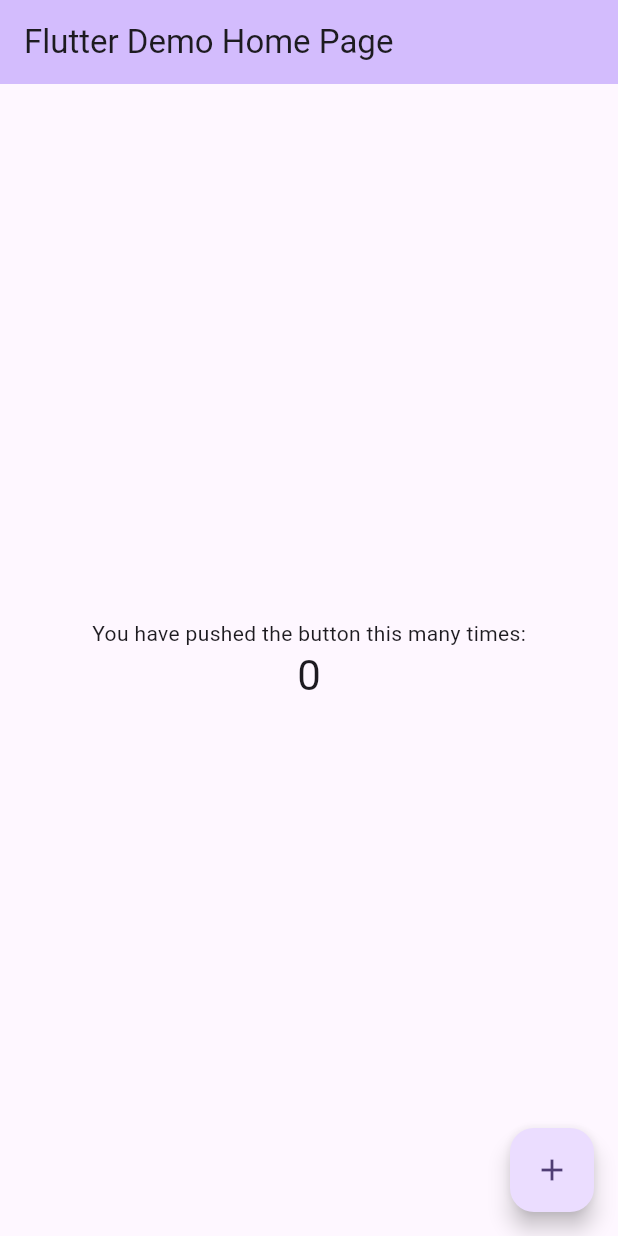
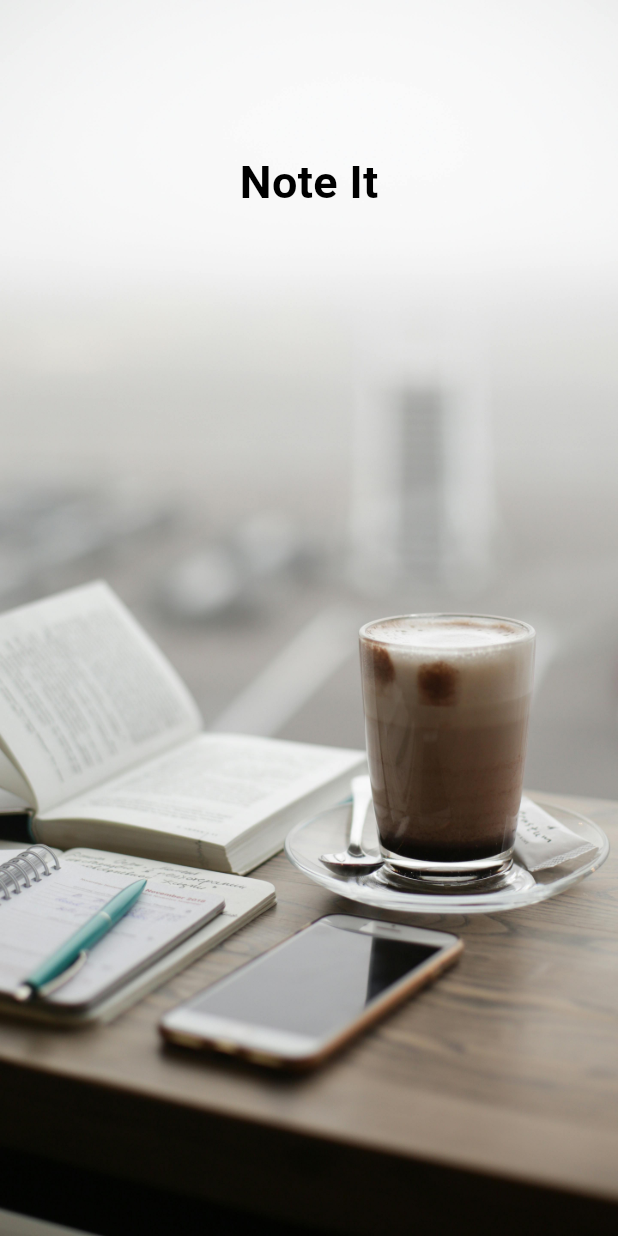
Before and after one commit to piyush-jaiswal-projects/notes_app_flutter, a Flutter app: the first screen one second after launch, on a phone screen of 412 x 824 dp. Run offline on Flutter 3.47's test engine with Material 3 defaults, Android fonts, the phone set to English and light mode, and no system bars; our stand-ins replace get.

Commit message:
add splash screen

```diff
--- a/lib/main.dart
+++ b/lib/main.dart
@@ -1,125 +1,21 @@
 import 'package:flutter/material.dart';
+import 'presentation//screens/splash.dart';
+import 'package:get/get.dart';
+import 'presentation/controllers/auth_controller.dart';
 
 void main() {
-  runApp(const MyApp());
+  runApp(MyApp());
 }
 
 class MyApp extends StatelessWidget {
-  const MyApp({super.key});
+  MyApp({super.key});
+  final AuthController authController = Get.put(AuthController());
 
-  // This widget is the root of your application.
   @override
   Widget build(BuildContext context) {
-    return MaterialApp(
-      title: 'Flutter Demo',
-      theme: ThemeData(
-        // This is the theme of your application.
-        //
-        // TRY THIS: Try running your application with "flutter run". You'll see
-        // the application has a purple toolbar. Then, without quitting the app,
-        // try changing the seedColor in the colorScheme below to Colors.green
-        // and then invoke "hot reload" (save your changes or press the "hot
-        // reload" button in a Flutter-supported IDE, or press "r" if you used
-        // the command line to start the app).
-        //
-        // Notice that the counter didn't reset back to zero; the application
-        // state is not lost during the reload. To reset the state, use hot
-        // restart instead.
-        //
-        // This works for code too, not just values: Most code changes can be
-        // tested with just a hot reload.
-        colorScheme: ColorScheme.fromSeed(seedColor: Colors.deepPurple),
-        useMaterial3: true,
-      ),
-      home: const MyHomePage(title: 'Flutter Demo Home Page'),
+    return const GetMaterialApp(
+      title: "Notes",
+      home: SplashScreen(),
     );
   }
 }
-
-class MyHomePage extends StatefulWidget {
-  const MyHomePage({super.key, required this.title});
-
-  // This widget is the home page of your application. It is stateful, meaning
-  // that it has a State object (defined below) that contains fields that affect
-  // how it looks.
-
-  // This class is the configuration for the state. It holds the values (in this
-  // case the title) provided by the parent (in this case the App widget) and
-  // used by the build method of the State. Fields in a Widget subclass are
-  // always marked "final".
-
-  final String title;
-
-  @override
-  State<MyHomePage> createState() => _MyHomePageState();
-}
-
-class _MyHomePageState extends State<MyHomePage> {
-  int _counter = 0;
-
-  void _incrementCounter() {
-    setState(() {
-      // This call to setState tells the Flutter framework that something has
-      // changed in this State, which causes it to rerun the build method below
-      // so that the display can reflect the updated values. If we changed
-      // _counter without calling setState(), then the build method would not be
-      // called again, and so nothing would appear to happen.
-      _counter++;
-    });
-  }
-
-  @override
-  Widget build(BuildContext context) {
-    // This method is rerun every time setState is called, for instance as done
-    // by the _incrementCounter method above.
-    //
-    // The Flutter framework has been optimized to make rerunning build methods
-    // fast, so that you can just rebuild anything that needs updating rather
-    // than having to individually change instances of widgets.
-    return Scaffold(
-      appBar: AppBar(
-        // TRY THIS: Try changing the color here to a specific color (to
-        // Colors.amber, perhaps?) and trigger a hot reload to see the AppBar
-        // change color while the other colors stay the same.
-        backgroundColor: Theme.of(context).colorScheme.inversePrimary,
-        // Here we take the value from the MyHomePage object that was created by
-        // the App.build method, and use it to set our appbar title.
-        title: Text(widget.title),
-      ),
-      body: Center(
-        // Center is a layout widget. It takes a single child and positions it
-        // in the middle of the parent.
-        child: Column(
-          // Column is also a layout widget. It takes a list of children and
-          // arranges them vertically. By default, it sizes itself to fit its
-          // children horizontally, and tries to be as tall as its parent.
-          //
-          // Column has various properties to control how it sizes itself and
-          // how it positions its children. Here we use mainAxisAlignment to
-          // center the children vertically; the main axis here is the vertical
-          // axis because Columns are vertical (the cross axis would be
-          // horizontal).
-          //
-          // TRY THIS: Invoke "debug painting" (choose the "Toggle Debug Paint"
-          // action in the IDE, or press "p" in the console), to see the
-          // wireframe for each widget.
-          mainAxisAlignment: MainAxisAlignment.center,
-          children: <Widget>[
-            const Text(
-              'You have pushed the button this many times:',
-            ),
-            Text(
-              '$_counter',
-              style: Theme.of(context).textTheme.headlineMedium,
-            ),
-          ],
-        ),
-      ),
-      floatingActionButton: FloatingActionButton(
-        onPressed: _incrementCounter,
-        tooltip: 'Increment',
-        child: const Icon(Icons.add),
-      ), // This trailing comma makes auto-formatting nicer for build methods.
-    );
-  }
-}
--- /dev/null
+++ b/lib/presentation/controllers/auth_controller.dart
@@ -0,0 +1,15 @@
+import 'package:get/get.dart';
+
+class AuthController extends GetxController {
+  bool isLoggedIn = false;
+
+  void loginUser() {
+    print('User logged in!');
+    isLoggedIn = true;
+  }
+
+  void logoutUser() {
+    print('User logged out!');
+    isLoggedIn = false;
+  }
+}
--- /dev/null
+++ b/lib/presentation/screens/splash.dart
@@ -0,0 +1,64 @@
+import 'dart:async';
+import './home.dart';
+import 'package:flutter/material.dart';
+import 'package:get/get.dart';
+import 'package:notes_app_flutter/presentation/controllers/auth_controller.dart';
+import 'package:notes_app_flutter/presentation/screens/auth.dart';
+
+class SplashScreen extends StatelessWidget {
+  const SplashScreen({super.key});
+
+  @override
+  Widget build(BuildContext context) {
+    return const Splash();
+  }
+}
+
+class Splash extends StatefulWidget {
+  const Splash({super.key});
+  @override
+  _SplashScreenState createState() => _SplashScreenState();
+}
+
+class _SplashScreenState extends State<Splash> {
+  final AuthController authController = Get.find<AuthController>();
+  @override
+  void initState() {
+    super.initState();
+    Timer(const Duration(seconds: 3), () {
+      Get.to(authController.isLoggedIn ? const Home() : const Auth());
+    });
+  }
+
+  @override
+  Widget build(BuildContext context) {
+    return Scaffold(
+      backgroundColor: Colors.white, // Background color of the screen
+      body: Container(
+          width: double.infinity,
+          height: double.infinity,
+          padding: const EdgeInsets.fromLTRB(20, 100, 20, 20),
+          decoration: const BoxDecoration(
+            image: DecorationImage(
+              image: AssetImage('assets/images/pxfuel.jpg'),
+              fit: BoxFit.cover,
+            ),
+          ),
+          child: const Column(
+            verticalDirection: VerticalDirection.down,
+            children: [
+              VerticalDivider(width: 200),
+              Text(
+              "Note It",
+              style: TextStyle(
+                fontWeight: FontWeight.bold,
+                fontSize: 30,
+                color: Colors.black,
+              ),
+            )
+            ],
+          ),
+          ),
+    );
+  }
+}
```
Also changed, not shown: lib/presentation/screens/auth.dart (added, +43 -0 lines), lib/presentation/screens/home.dart (added, +32 -0 lines), pubspec.yaml (+7 -72 lines), assets/images/note.png (added), assets/images/pxfuel.jpg (added), pubspec.lock, 9 other files.
